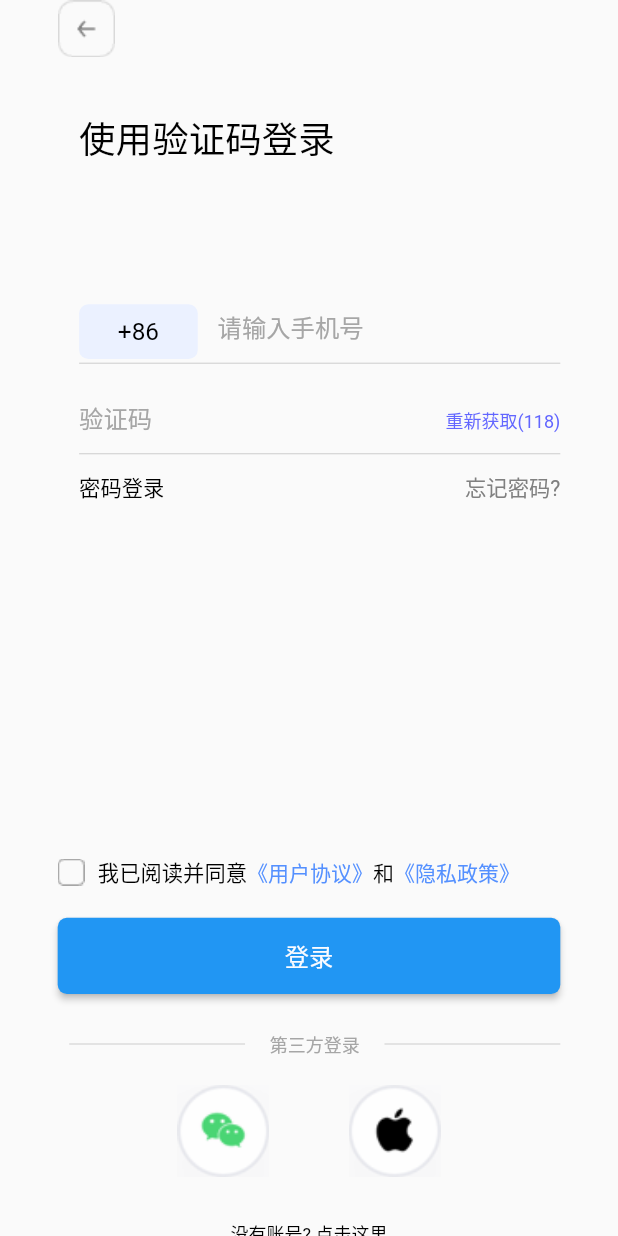
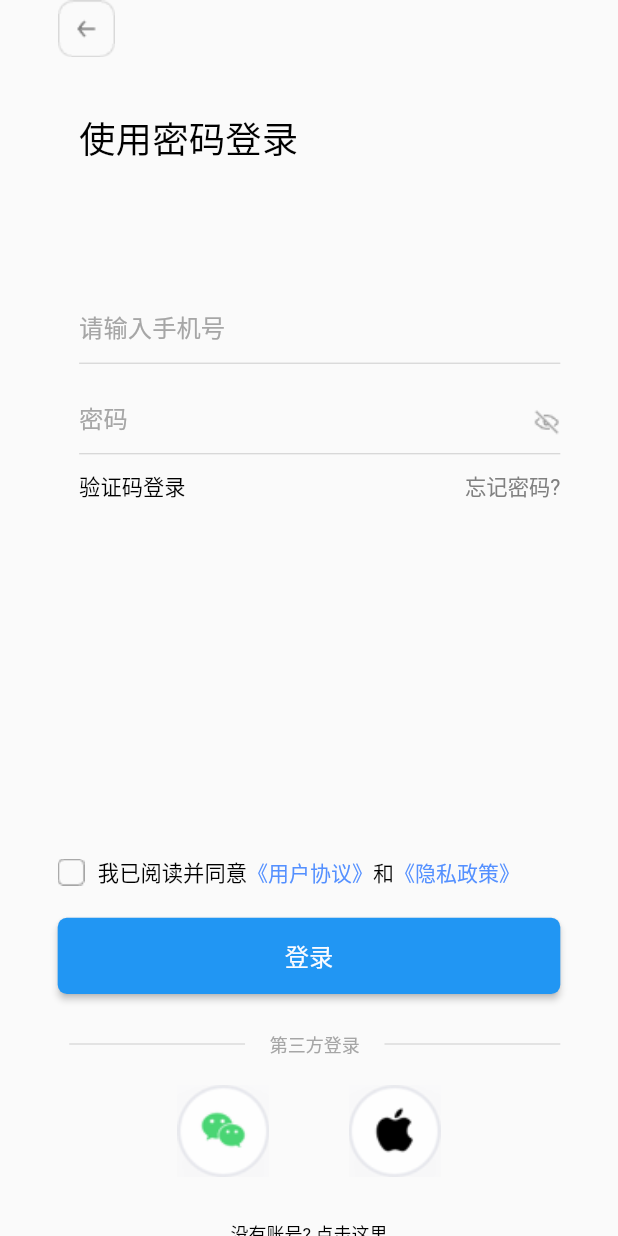
Before and after one commit to randy-Zhang/flutter_panorama_project, a Flutter app: the LoginPage screen opened by its route, after a tap on "获取验证码", after a tap on "密码登录", on a phone screen of 412 x 824 dp. Run offline on Flutter 3.47's test engine with Material 2 defaults, Android fonts, the light colour scheme and no system bars; our stand-ins replace flutter_screenutil, go_router.

Commit message:
登录页面完善

```diff
--- a/lib/page/loginAndRegister/login.dart
+++ b/lib/page/loginAndRegister/login.dart
@@ -1,7 +1,7 @@
 /*
  * @Author: zcw
  * @Date: 2022-09-01 11:23:36
- * @LastEditTime: 2022-09-01 17:58:10
+ * @LastEditTime: 2022-09-02 15:16:10
  * @Description: In User Settings Edit
  * @FilePath: /flutter_panorama_app/lib/page/loginAndRegister/login.dart
  */
@@ -14,6 +14,14 @@ import 'package:flutter_panorama_app/router/router.dart';
 import 'package:flutter_screenutil/flutter_screenutil.dart';
 import 'package:go_router/go_router.dart';
 
+enum LoginType {
+  /// 手机号登录
+  loginTypePhoneNumber,
+
+  /// 密码登录
+  loginTypePassword,
+}
+
 class LoginPage extends StatefulWidget {
   const LoginPage({Key? key}) : super(key: key);
 
@@ -24,11 +32,15 @@ class LoginPage extends StatefulWidget {
 class _LoginPageState extends State<LoginPage> {
   // 是否同意协议
   bool _acceptAgreement = false;
+  bool _isShowPassword = true;
   late Timer _timer;
   int _countTime = 0;
   final _allTimeOfGetCode = 120;
   late TextEditingController _passwordController;
+  late TextEditingController _checkCodeController;
   late TextEditingController _phoneNumberController;
+  // 登录类型
+  LoginType _loginType = LoginType.loginTypePhoneNumber;
 
   @override
   void initState() {
@@ -36,6 +48,16 @@ class _LoginPageState extends State<LoginPage> {
 
     _passwordController = TextEditingController();
     _phoneNumberController = TextEditingController();
+    _checkCodeController = TextEditingController();
+  }
+
+  @override
+  void dispose() {
+    super.dispose();
+
+    _passwordController.dispose();
+    _phoneNumberController.dispose();
+    _checkCodeController.dispose();
   }
 
   @override
@@ -50,20 +72,25 @@ class _LoginPageState extends State<LoginPage> {
         child: Column(
           crossAxisAlignment: CrossAxisAlignment.start,
           children: [
+            // 返回按钮
             InkWell(
-            child: Container(
+              child: SizedBox(
                 width: 35.w,
                 height: 35.w,
-              child: Image.asset("assets/images/loginAndRegister/lr_back.png"),
+                child:
+                    Image.asset("assets/images/loginAndRegister/lr_back.png"),
               ),
               onTap: () {
                 context.pop();
               },
             ),
+            // 顶部标题
             Container(
               margin: EdgeInsets.only(top: 35.h, left: 13.w),
               child: Text(
-              "使用验证码登录",
+                _loginType == LoginType.loginTypePhoneNumber
+                    ? "使用验证码登录"
+                    : "使用密码登录",
                 style: TextStyle(
                   fontSize: AppFont.bigFontSize.sp,
                   color: AppColors.primaryText,
@@ -71,10 +98,94 @@ class _LoginPageState extends State<LoginPage> {
               ),
             ),
             // 输入框
-          Container(
+            _setupMiddleWidget(),
+            const Spacer(),
+            // 底部
+            _setupBottomWidget(),
+          ],
+        ),
+      ),
+    );
+  }
+
+  /// **********************  事件  **********************
+  _getLoginCheckCode() {
+    if (_countTime > 0) {
+      return;
+    }
+
+    //TODO: 接口请求
+    _countTime = _allTimeOfGetCode;
+    _timer = Timer.periodic(Duration(seconds: 1), (t) {
+      setState(() {
+        _countTime--;
+        if (_countTime == 0) {
+          _timer.cancel();
+        }
+      });
+      debugPrint("倒计时：${_countTime}");
+    });
+  }
+
+  /// **********************  界面UI绘制  **********************
+  // 中间输入框部分控件
+  Widget _setupMiddleWidget() {
+    return Container(
       margin: EdgeInsets.only(top: 89.h, left: 13.w),
       height: 133.h,
       child: Column(
+        children: [
+          Expanded(
+            child: _loginType == LoginType.loginTypePassword
+                ? _setupPasswordLoginWidget()
+                : _setupCheckCodeLoginWidget(),
+          ),
+          Container(
+            margin: EdgeInsets.only(top: 12.h),
+            child: Row(
+              mainAxisAlignment: MainAxisAlignment.spaceBetween,
+              children: [
+                InkWell(
+                  child: Text(
+                    _loginType == LoginType.loginTypePhoneNumber
+                        ? "密码登录"
+                        : "验证码登录",
+                    style: TextStyle(
+                      fontSize: AppFont.smallFontSize.sp,
+                      color: AppColors.primaryText,
+                    ),
+                  ),
+                  onTap: () {
+                    setState(() {
+                      if (_loginType == LoginType.loginTypePhoneNumber) {
+                        _loginType = LoginType.loginTypePassword;
+                      } else {
+                        _loginType = LoginType.loginTypePhoneNumber;
+                      }
+                    });
+                    _passwordController.text = "";
+                    _checkCodeController.text = "";
+                  },
+                ),
+                InkWell(
+                  child: Text("忘记密码?",
+                      style: TextStyle(
+                        fontSize: AppFont.smallFontSize.sp,
+                        color: AppColors.secondaryElementText,
+                      )),
+                  onTap: () => debugPrint("忘记密码?"),
+                ),
+              ],
+            ),
+          )
+        ],
+      ),
+    );
+  }
+
+  // 验证码登录部分Widget
+  Widget _setupCheckCodeLoginWidget() {
+    return Column(
       children: [
         // 手机号
         Container(
@@ -98,7 +209,9 @@ class _LoginPageState extends State<LoginPage> {
                   ),
                 ),
               ),
-                      SizedBox(width: 12.w,),
+              SizedBox(
+                width: 12.w,
+              ),
               Expanded(
                   child: TextField(
                 controller: _phoneNumberController,
@@ -131,7 +244,7 @@ class _LoginPageState extends State<LoginPage> {
             children: [
               Expanded(
                 child: TextField(
-                            controller: _passwordController,
+                  controller: _checkCodeController,
                   keyboardType: TextInputType.number,
                   style: TextStyle(
                     fontSize: AppFont.subFontSize.sp,
@@ -145,7 +258,8 @@ class _LoginPageState extends State<LoginPage> {
                       color: AppColors.thirdElementText,
                     ),
                   ),
-                      ),),
+                ),
+              ),
               SizedBox(
                 width: 80.w,
                 height: 20.h,
@@ -174,43 +288,99 @@ class _LoginPageState extends State<LoginPage> {
           height: 0.5,
           color: AppColors.dividerElement,
         ),
-                Container(
-                  margin: EdgeInsets.only(top: 12.h),
-                  child: Row(
-                    mainAxisAlignment: MainAxisAlignment.spaceBetween,
+      ],
+    );
+  }
+
+  // 密码登录部分Widget
+  Widget _setupPasswordLoginWidget() {
+    return Column(
       children: [
-                      InkWell(
-                        child: Text(
-                          "密码登录",
+        // 手机号
+        SizedBox(
+          height: 41.h,
+          child: TextField(
+            controller: _phoneNumberController,
+            keyboardType: TextInputType.number,
             style: TextStyle(
-                            fontSize: AppFont.smallFontSize.sp,
+              fontSize: AppFont.subFontSize.sp,
               color: AppColors.primaryText,
             ),
+            decoration: InputDecoration(
+              border: InputBorder.none,
+              hintText: "请输入手机号",
+              hintStyle: TextStyle(
+                fontSize: AppFont.subFontSize.sp,
+                color: AppColors.thirdElementText,
               ),
-                        onTap: () => debugPrint("密码登录"),
             ),
-                      InkWell(
-                        child: Text("忘记密码?",
+          ),
+        ),
+        const Divider(
+          height: 0.5,
+          color: AppColors.dividerElement,
+        ),
+        SizedBox(height: 18.h),
+        // 密码
+        SizedBox(
+          height: 41.h,
+          child: Row(
+            children: [
+              Expanded(
+                child: TextField(
+                  controller: _passwordController,
+                  keyboardType: TextInputType.number,
+                  obscureText: _isShowPassword,
                   style: TextStyle(
-                              fontSize: AppFont.smallFontSize.sp,
-                              color: AppColors.secondaryElementText,
-                            )),
-                        onTap: () => debugPrint("忘记密码?"),
+                    fontSize: AppFont.subFontSize.sp,
+                    color: AppColors.primaryText,
+                  ),
+                  decoration: InputDecoration(
+                    border: InputBorder.none,
+                    hintText: "密码",
+                    hintStyle: TextStyle(
+                      fontSize: AppFont.subFontSize.sp,
+                      color: AppColors.thirdElementText,
+                    ),
+                  ),
+                ),
+              ),
+              SizedBox(
+                width: 40.w,
+                height: 20.h,
+                child: InkWell(
+                  child: Align(
+                    alignment: Alignment.centerRight,
+                    child: Image.asset(_isShowPassword == true
+                        ? "assets/images/loginAndRegister/lr_showPassword_close.png"
+                        : "assets/images/loginAndRegister/lr_showPassword_close.png"),
+                  ),
+                  onTap: () {
+                    setState(() {
+                      _isShowPassword = !_isShowPassword;
+                    });
+                  },
+                ),
               ),
             ],
           ),
-                )
+        ),
+        const Divider(
+          height: 0.5,
+          color: AppColors.dividerElement,
+        ),
       ],
-            ),
-          ),
-          const Spacer(),
-          // 底部
-          Container(
+    );
+  }
+
+  // 底部控件布局
+  Widget _setupBottomWidget() {
+    return SizedBox(
       height: 249.h,
       child: Column(
         crossAxisAlignment: CrossAxisAlignment.start,
         children: [
-                Container(
+          SizedBox(
             height: 20.h,
             child: Row(
               children: [
@@ -248,21 +418,21 @@ class _LoginPageState extends State<LoginPage> {
                       children: [
                         TextSpan(
                             text: "《用户协议》",
-                                  style: TextStyle(
+                            style: const TextStyle(
                               color: Color.fromARGB(255, 84, 144, 255),
                             ),
                             recognizer: TapGestureRecognizer()
                               ..onTap = () {
                                 debugPrint("《用户协议》");
                               }),
-                              TextSpan(
+                        const TextSpan(
                             text: "和",
                             style: TextStyle(
                               color: AppColors.primaryText,
                             )),
                         TextSpan(
                             text: "《隐私政策》",
-                                  style: TextStyle(
+                            style: const TextStyle(
                               color: Color.fromARGB(255, 84, 144, 255),
                             ),
                             recognizer: TapGestureRecognizer()
@@ -284,13 +454,10 @@ class _LoginPageState extends State<LoginPage> {
                 onPressed: () {
                   debugPrint("登录");
                 },
-                      style: ButtonStyle(
-                        shape: MaterialStateProperty.all(RoundedRectangleBorder(
-                            borderRadius: BorderRadius.circular(6.r))),
+                style: ElevatedButton.styleFrom(
+                  shape: RoundedRectangleBorder(
+                      borderRadius: BorderRadius.all(Radius.circular(6.r))),
                 ),
-                      // ElevatedButton.styleFrom(
-                      //   shape: RoundedRectangleBorder(borderRadius: BorderRadius.all(Radius.circular(6.r))),
-                      // ),
                 child: Text(
                   "登录",
                   style: TextStyle(
@@ -386,28 +553,6 @@ class _LoginPageState extends State<LoginPage> {
           ),
         ],
       ),
-          ),
-        ],
-      ),
-      // color: Colors.purple,
-    ));
-  }
-
-  _getLoginCheckCode() {
-    if (_countTime > 0) {
-      return;
-    }
-
-    //TODO: 接口请求
-    _countTime = _allTimeOfGetCode;
-    _timer = Timer.periodic(Duration(seconds: 1), (t) {
-      setState(() {
-        _countTime--;
-        if (_countTime == 0) {
-          _timer.cancel();
-        }
-      });
-      debugPrint("倒计时：${_countTime}");
-    });
+    );
   }
 }
--- a/lib/page/userCentre/user_centre.dart
+++ b/lib/page/userCentre/user_centre.dart
@@ -1,12 +1,13 @@
 /*
  * @Author: zcw
  * @Date: 2022-08-31 16:20:26
- * @LastEditTime: 2022-09-01 14:52:02
+ * @LastEditTime: 2022-09-02 14:27:55
  * @Description: In User Settings Edit
  * @FilePath: /flutter_panorama_app/lib/page/userCentre/user_centre.dart
  */
 import 'package:flutter/material.dart';
 import 'package:flutter_panorama_app/router/router.dart';
+import 'package:flutter_screenutil/flutter_screenutil.dart';
 import 'package:go_router/go_router.dart';
 
 class UserCentrePage extends StatefulWidget {
@@ -20,12 +21,24 @@ class _UserCentrePageState extends State<UserCentrePage> {
   @override
   Widget build(BuildContext context) {
     return Container(
+        child: Column(
+      children: [
+        SizedBox(
+          width: 200.w,
+          height: 46.h,
           child: ElevatedButton(
             child: Text("登录"),
+            style: ElevatedButton.styleFrom(
+              shape: RoundedRectangleBorder(
+                  // side: BorderSide.none,
+                  borderRadius: BorderRadius.all(Radius.circular(23.h))),
+            ),
             onPressed: () {
               context.pushNamed(MyRouter.loginPage);
             },
           ),
-    );
+        ),
+      ],
+    ));
   }
 }
```
Also changed, not shown: assets/images/loginAndRegister/lr_showPassword_close.@2x.png (added), assets/images/loginAndRegister/lr_showPassword_close.@3x.png (added), assets/images/loginAndRegister/lr_showPassword_close.png (added), pubspec.lock. Lines whose indentation alone changed are shown as unchanged.
